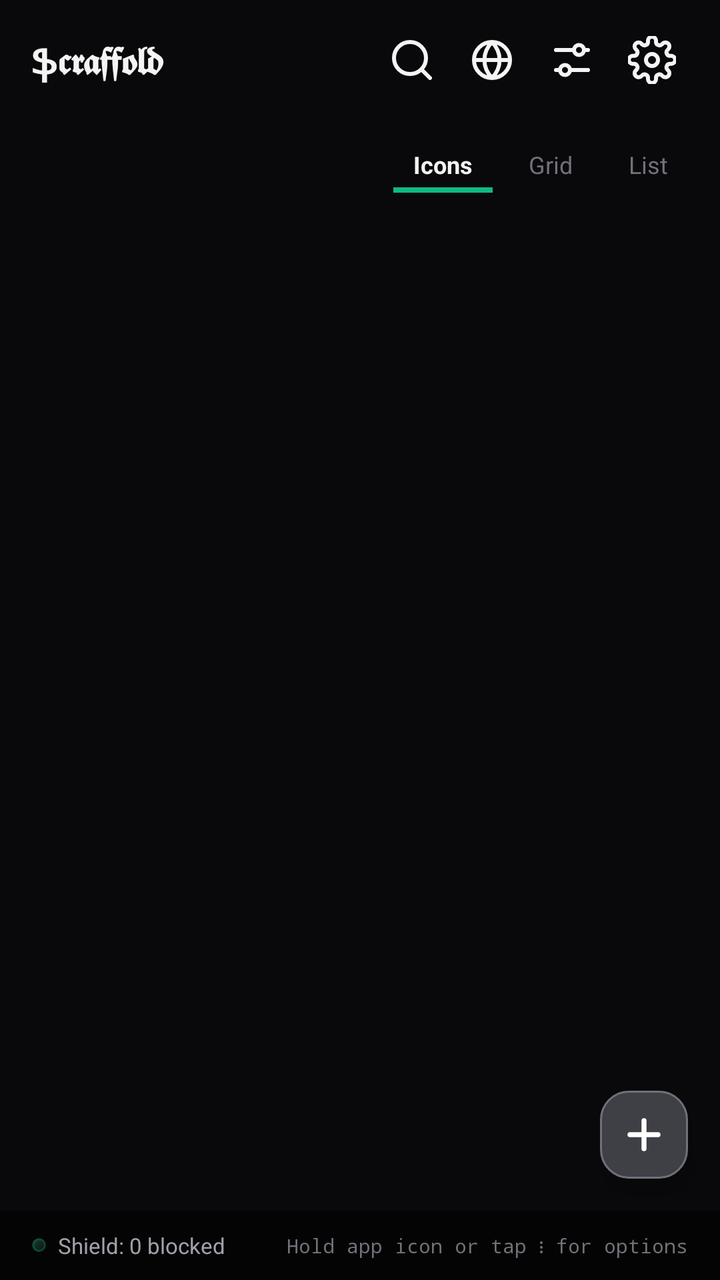
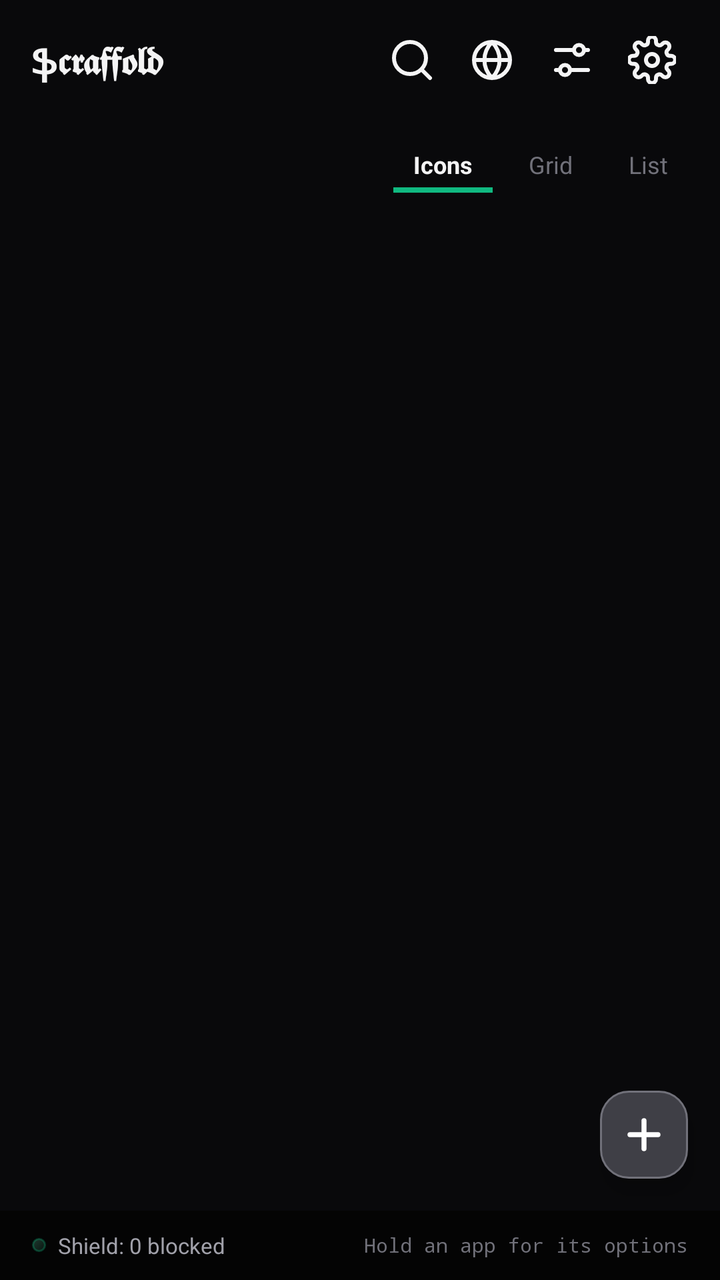

Screens rendered from an Android XML layout before and after an edit, with the pre-edit source and the edit as a unified diff.
<!-- AndroidManifest.xml: application theme Theme.Scaffold -->
<!-- res/layout/activity_main.xml -->
<?xml version="1.0" encoding="utf-8"?>
<androidx.constraintlayout.widget.ConstraintLayout xmlns:android="http://schemas.android.com/apk/res/android"
    xmlns:app="http://schemas.android.com/apk/res-auto"
    android:id="@+id/main_root_layout"
    android:layout_width="match_parent"
    android:layout_height="match_parent"
    android:background="@color/bg_primary">

    
    <androidx.recyclerview.widget.RecyclerView
        android:id="@+id/rv_shelf"
        android:layout_width="match_parent"
        android:layout_height="0dp"
        android:paddingHorizontal="8dp"
        android:paddingTop="6dp"
        android:paddingBottom="16dp"
        android:clipToPadding="false"
        app:layout_constraintTop_toTopOf="parent"
        app:layout_constraintBottom_toTopOf="@id/shelf_bottom_bar" />

    
    <LinearLayout
        android:id="@+id/layout_switcher_container"
        android:layout_width="match_parent"
        android:layout_height="wrap_content"
        android:orientation="horizontal"
        android:gravity="end|center_vertical"
        android:paddingHorizontal="16dp"
        android:paddingVertical="8dp"
        app:layout_constraintTop_toBottomOf="@id/shelf_top_bar">

        <TextView
            android:id="@+id/tab_icons"
            android:layout_width="wrap_content"
            android:layout_height="wrap_content"
            android:text="@string/view_icons"
            android:textColor="@color/text_primary"
            android:textSize="12sp"
            android:textStyle="bold"
            android:paddingHorizontal="10dp"
            android:paddingVertical="6dp"
            android:background="@drawable/bg_tab_active" />

        <TextView
            android:id="@+id/tab_grid"
            android:layout_width="wrap_content"
            android:layout_height="wrap_content"
            android:text="@string/view_grid"
            android:textColor="@color/text_muted"
            android:textSize="12sp"
            android:paddingHorizontal="10dp"
            android:paddingVertical="6dp"
            android:layout_marginStart="8dp"
            android:background="@drawable/bg_tab_inactive" />

        <TextView
            android:id="@+id/tab_list"
            android:layout_width="wrap_content"
            android:layout_height="wrap_content"
            android:text="@string/view_list"
            android:textColor="@color/text_muted"
            android:textSize="12sp"
            android:paddingHorizontal="10dp"
            android:paddingVertical="6dp"
            android:layout_marginStart="8dp"
            android:background="@drawable/bg_tab_inactive" />
    </LinearLayout>

    
    <LinearLayout
        android:id="@+id/shelf_top_bar"
        android:layout_width="match_parent"
        android:layout_height="wrap_content"
        android:orientation="vertical"
        android:clickable="true"
        android:focusable="false"
        app:layout_constraintTop_toTopOf="parent">

        
        <LinearLayout
            android:id="@+id/header_layout"
            android:layout_width="match_parent"
            android:layout_height="wrap_content"
            android:orientation="horizontal"
            android:gravity="center_vertical"
            android:paddingHorizontal="16dp"
            android:paddingVertical="12dp"
    >

            <TextView
                android:id="@+id/tv_app_title"
                android:layout_width="0dp"
                android:layout_height="wrap_content"
                android:layout_weight="1"
                android:text="@string/shelf_title"
                android:contentDescription="@string/app_name"
                android:textColor="@color/text_primary"
                android:textSize="18sp"
                android:textStyle="bold"
                android:letterSpacing="-0.02" />

            
            <ImageButton
                android:id="@+id/btn_toggle_search"
                android:layout_width="36dp"
                android:layout_height="36dp"
                android:background="?attr/selectableItemBackgroundBorderless"
                android:src="@drawable/ic_search"
                android:contentDescription="Search" />

            
            <ImageButton
                android:id="@+id/btn_browser"
                android:layout_width="36dp"
                android:layout_height="36dp"
                android:layout_marginStart="4dp"
                android:padding="6dp"
                android:scaleType="fitCenter"
                android:background="?attr/selectableItemBackgroundBorderless"
                android:src="@drawable/ic_globe"
                android:contentDescription="Browser" />

            
            <ImageButton
                android:id="@+id/btn_customize"
                android:layout_width="36dp"
                android:layout_height="36dp"
                android:layout_marginStart="4dp"
                android:background="?attr/selectableItemBackgroundBorderless"
                android:src="@drawable/ic_tune"
                android:contentDescription="Customize" />

            
            <ImageButton
                android:id="@+id/btn_settings"
                android:layout_width="36dp"
                android:layout_height="36dp"
                android:layout_marginStart="4dp"
                android:background="?attr/selectableItemBackgroundBorderless"
                android:src="@drawable/ic_settings"
                android:contentDescription="Settings" />
        </LinearLayout>

        
        <FrameLayout
            android:id="@+id/search_container"
            android:layout_width="match_parent"
            android:layout_height="wrap_content"
            android:visibility="gone"
            android:paddingHorizontal="14dp"
            android:paddingBottom="8dp"
    >

            <EditText
                android:id="@+id/et_search"
                android:layout_width="match_parent"
                android:layout_height="38dp"
                android:background="@drawable/bg_card"
                android:paddingHorizontal="12dp"
                android:hint="@string/search_hint"
                android:textColor="@color/text_primary"
                android:textColorHint="@color/text_muted"
                android:textSize="13sp"
                android:imeOptions="actionSearch"
                android:inputType="text" />
        </FrameLayout>
    </LinearLayout>

    
    <LinearLayout
        android:id="@+id/empty_state_container"
        android:layout_width="match_parent"
        android:layout_height="0dp"
        android:orientation="vertical"
        android:gravity="center"
        android:visibility="gone"
        android:padding="24dp"
        app:layout_constraintTop_toBottomOf="@id/layout_switcher_container"
        app:layout_constraintBottom_toTopOf="@id/shelf_bottom_bar">

        <FrameLayout
            android:layout_width="64dp"
            android:layout_height="64dp"
            android:background="@drawable/bg_squircle_emerald">

            <ImageView
                android:layout_width="28dp"
                android:layout_height="28dp"
                android:layout_gravity="center"
                android:src="@drawable/ic_add"
                app:tint="@color/accent_emerald"
                android:contentDescription="Add App" />
        </FrameLayout>

        <TextView
            android:layout_width="wrap_content"
            android:layout_height="wrap_content"
            android:layout_marginTop="14dp"
            android:text="Your shelf is empty"
            android:textColor="@color/text_primary"
            android:textSize="15sp"
            android:textStyle="bold" />

        <TextView
            android:layout_width="wrap_content"
            android:layout_height="wrap_content"
            android:layout_marginTop="4dp"
            android:text="Tap + below to add your first WebApp"
            android:textColor="@color/text_muted"
            android:textSize="12sp" />
    </LinearLayout>


    
    <ImageButton
        android:id="@+id/fab_add_app"
        android:layout_width="44dp"
        android:layout_height="44dp"
        android:layout_marginEnd="16dp"
        android:layout_marginBottom="16dp"
        android:background="@drawable/bg_fab"
        android:src="@drawable/ic_add"
        android:scaleType="centerInside"
        android:elevation="6dp"
        app:layout_constraintBottom_toTopOf="@id/shelf_bottom_bar"
        app:layout_constraintEnd_toEndOf="parent"
        android:contentDescription="@string/add_web_app" />

    
    <LinearLayout
        android:id="@+id/shelf_bottom_bar"
        android:layout_width="match_parent"
        android:layout_height="wrap_content"
        android:orientation="horizontal"
        android:gravity="center_vertical"
        android:paddingHorizontal="16dp"
        android:paddingVertical="10dp"
        android:background="#99000000"
        app:layout_constraintBottom_toBottomOf="parent">

        
        <LinearLayout
            android:layout_width="0dp"
            android:layout_height="wrap_content"
            android:layout_weight="1"
            android:orientation="horizontal"
            android:gravity="center_vertical">

            <View
                android:layout_width="7dp"
                android:layout_height="7dp"
                android:background="@drawable/bg_squircle_emerald" />

            <TextView
                android:id="@+id/tv_shelf_shield_count"
                android:layout_width="wrap_content"
                android:layout_height="wrap_content"
                android:layout_marginStart="6dp"
                android:text="Shield: 0 blocked"
                android:textColor="@color/text_secondary"
                android:textSize="11sp" />
        </LinearLayout>

        <TextView
            android:layout_width="wrap_content"
            android:layout_height="wrap_content"
            android:text="Hold app icon or tap ⋮ for options"
            android:textColor="@color/text_muted"
            android:textSize="10sp"
            android:fontFamily="monospace" />
    </LinearLayout>

</androidx.constraintlayout.widget.ConstraintLayout>
<!-- resources referenced by this layout -->
<resources>
  <color name="accent_emerald">#10B981</color>
  <color name="bg_primary">#09090B</color>
  <color name="text_muted">#71717A</color>
  <color name="text_primary">#F4F4F5</color>
  <color name="text_secondary">#A1A1AA</color>
  <!-- drawable bg_card (drawable) -->
  <?xml version="1.0" encoding="utf-8"?>
  <shape xmlns:android="http://schemas.android.com/apk/res/android"
      android:shape="rectangle">
      <solid android:color="#14FFFFFF" />
      <stroke
          android:width="1dp"
          android:color="#24FFFFFF" />
      <corners android:radius="10dp" />
  </shape>
  <!-- drawable bg_fab (drawable) -->
  <?xml version="1.0" encoding="utf-8"?>
  <ripple xmlns:android="http://schemas.android.com/apk/res/android"
      android:color="#52525B">
      <item>
          <shape android:shape="rectangle">
              <solid android:color="#3F3F46" />
              <stroke
                  android:width="1dp"
                  android:color="#71717A" />
              <corners android:radius="14dp" />
          </shape>
      </item>
  </ripple>
  <!-- drawable bg_squircle_emerald (drawable) -->
  <?xml version="1.0" encoding="utf-8"?>
  <shape xmlns:android="http://schemas.android.com/apk/res/android"
      android:shape="rectangle">
      <gradient
          android:type="linear"
          android:angle="315"
          android:startColor="#1E3A2F"
          android:endColor="#091410" />
      <stroke
          android:width="1dp"
          android:color="#4D10B981" />
      <corners android:radius="14dp" />
  </shape>
  <!-- drawable bg_tab_active (drawable) -->
  <?xml version="1.0" encoding="utf-8"?>
  <layer-list xmlns:android="http://schemas.android.com/apk/res/android">
      <item android:gravity="bottom">
          <shape android:shape="rectangle">
              <size android:height="2.5dp" />
              <solid android:color="@color/accent_emerald" />
          </shape>
      </item>
  </layer-list>
  <!-- drawable bg_tab_inactive (drawable) -->
  <?xml version="1.0" encoding="utf-8"?>
  <shape xmlns:android="http://schemas.android.com/apk/res/android"
      android:shape="rectangle">
      <solid android:color="@android:color/transparent" />
  </shape>
  <!-- drawable ic_add (drawable) -->
  <vector xmlns:android="http://schemas.android.com/apk/res/android"
      android:width="24dp"
      android:height="24dp"
      android:viewportWidth="24"
      android:viewportHeight="24">
      <path
          android:strokeColor="#FFFFFF"
          android:strokeWidth="2.5"
          android:strokeLineCap="round"
          android:strokeLineJoin="round"
          android:pathData="M12,5 L12,19 M5,12 L19,12" />
  </vector>
  <!-- drawable ic_search (drawable) -->
  <vector xmlns:android="http://schemas.android.com/apk/res/android"
      android:width="24dp"
      android:height="24dp"
      android:viewportWidth="24"
      android:viewportHeight="24">
      <path
          android:strokeColor="#F4F4F5"
          android:strokeWidth="2"
          android:strokeLineCap="round"
          android:strokeLineJoin="round"
          android:pathData="M11,19 A8,8 0 1,0 11,3 A8,8 0 0,0 11,19 Z M21,21 L16.65,16.65" />
  </vector>
  <string name="add_web_app">Add WebApp</string>
  <string name="app_name">Scraffold</string>
  <string name="search_hint">Search apps or domains...</string>
  <string name="shelf_title">ֆ𝖈𝖗𝖆𝖋𝖋𝖔𝖑𝖉</string>
  <string name="view_grid">Grid</string>
  <string name="view_icons">Icons</string>
  <string name="view_list">List</string>
  <color name="text_on_accent">#000000</color>
  <color name="bg_surface">#121215</color>
  <color name="border_primary">#27272A</color>
  <!-- unchanged entries left out for length: 6 -->
</resources>

<!-- the commit's change to res/layout/activity_main.xml (unified diff, before → after) -->
@@ -205,7 +205,7 @@
             android:layout_width="wrap_content"
             android:layout_height="wrap_content"
             android:layout_marginTop="4dp"
-            android:text="Tap + below to add your first WebApp"
+            android:text="Tap + to add your first app"
             android:textColor="@color/text_muted"
             android:textSize="12sp" />
     </LinearLayout>
@@ -264,7 +264,7 @@
         <TextView
             android:layout_width="wrap_content"
             android:layout_height="wrap_content"
-            android:text="Hold app icon or tap ⋮ for options"
+            android:text="Hold an app for its options"
             android:textColor="@color/text_muted"
             android:textSize="10sp"
             android:fontFamily="monospace" />
<!-- resource entries referenced after the edit -->
@@ -85,9 +85,9 @@
           android:strokeLineJoin="round"
           android:pathData="M11,19 A8,8 0 1,0 11,3 A8,8 0 0,0 11,19 Z M21,21 L16.65,16.65" />
   </vector>
-  <string name="add_web_app">Add WebApp</string>
+  <string name="add_web_app">Add an app</string>
   <string name="app_name">Scraffold</string>
-  <string name="search_hint">Search apps or domains...</string>
+  <string name="search_hint">Search your apps</string>
   <string name="shelf_title">ֆ𝖈𝖗𝖆𝖋𝖋𝖔𝖑𝖉</string>
   <string name="view_grid">Grid</string>
   <string name="view_icons">Icons</string>
